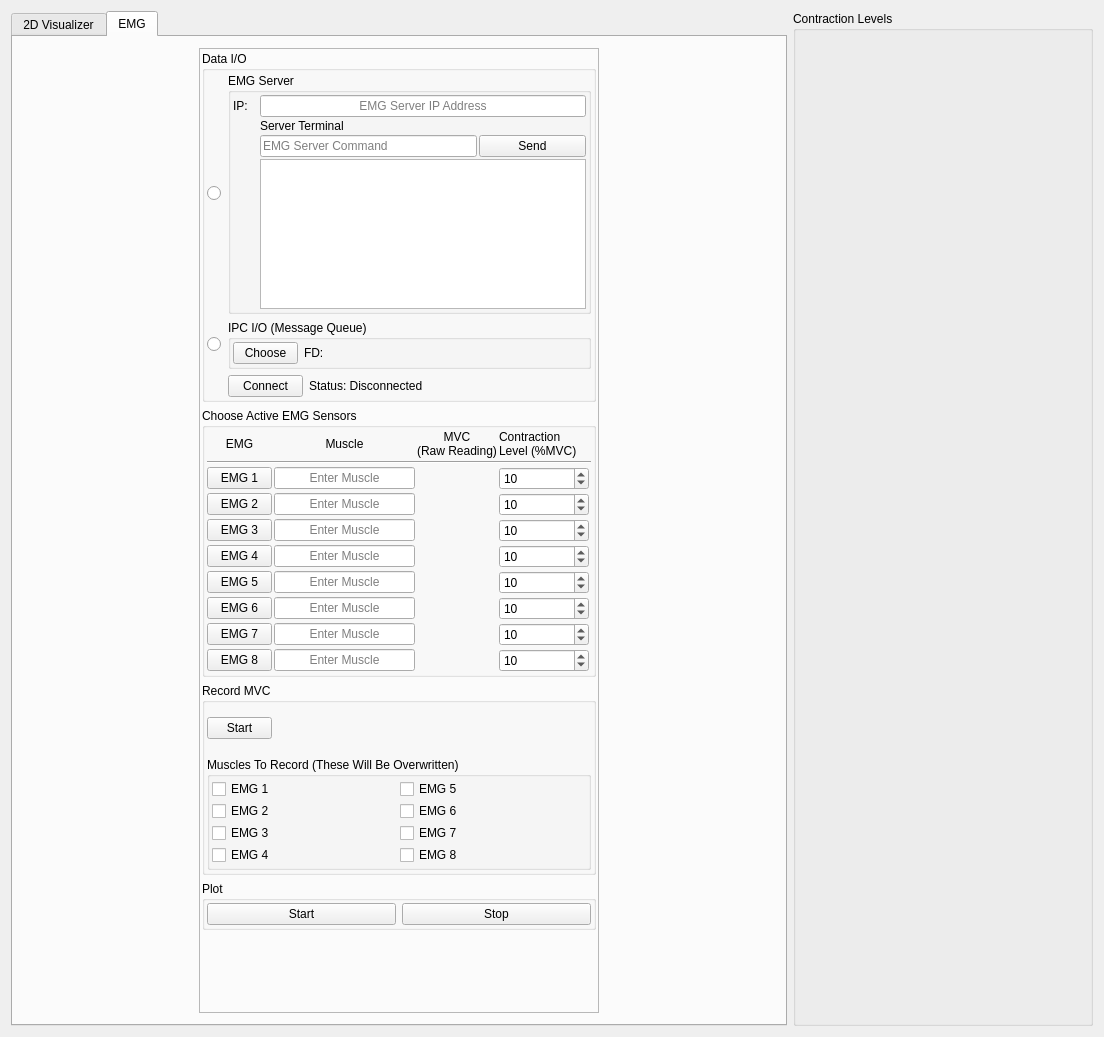
Before: the Qt Designer form visualizer_app.ui in FatemehZahedi/NMCHRL_Visualizer, drawn with Qt 5.
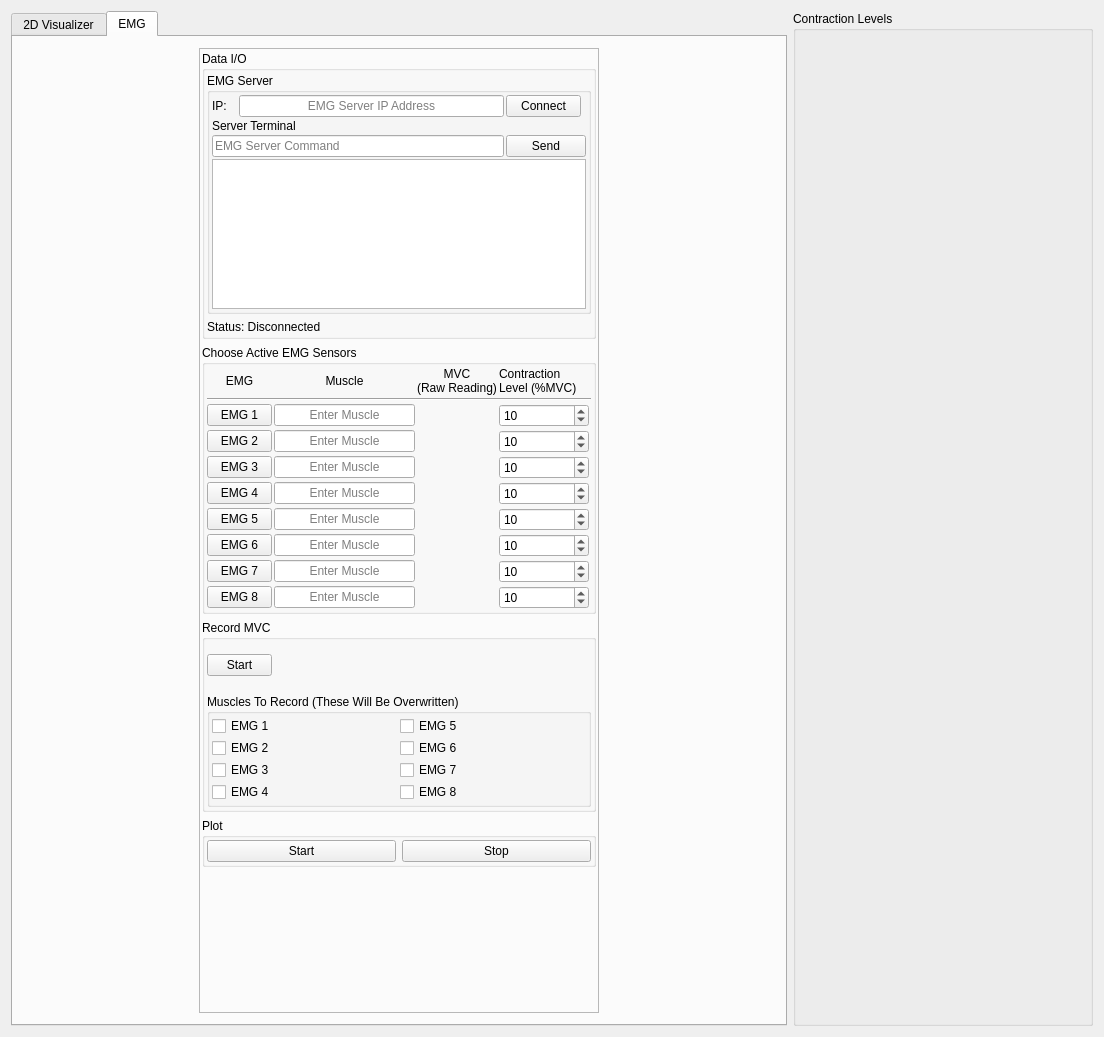
After: the same form once the commit is applied.

Commit message: re-writing emg client as a class

```diff
--- a/visualizer_app.ui
+++ b/visualizer_app.ui
@@ -1009,71 +1009,7 @@
                   <property name="bottomMargin">
                    <number>2</number>
                   </property>
-                  <item row="1" column="3" colspan="2">
-                   <widget class="QGroupBox" name="groupbox_emgipc">
-                    <property name="title">
-                     <string>IPC I/O (Message Queue)</string>
-                    </property>
-                    <layout class="QGridLayout" name="gridLayout_5">
-                     <property name="leftMargin">
-                      <number>2</number>
-                     </property>
-                     <property name="topMargin">
-                      <number>2</number>
-                     </property>
-                     <property name="rightMargin">
-                      <number>2</number>
-                     </property>
-                     <property name="bottomMargin">
-                      <number>2</number>
-                     </property>
-                     <item row="0" column="1">
-                      <widget class="QLabel" name="lbl_mqfd">
-                       <property name="font">
-                        <font>
-                         <pointsize>9</pointsize>
-                        </font>
-                       </property>
-                       <property name="text">
-                        <string>FD: </string>
-                       </property>
-                      </widget>
-                     </item>
-                     <item row="0" column="0">
-                      <widget class="QPushButton" name="btn_choosemqfd">
-                       <property name="maximumSize">
-                        <size>
-                         <width>65</width>
-                         <height>16777215</height>
-                        </size>
-                       </property>
-                       <property name="font">
-                        <font>
-                         <pointsize>9</pointsize>
-                        </font>
-                       </property>
-                       <property name="text">
-                        <string>Choose</string>
-                       </property>
-                      </widget>
-                     </item>
-                    </layout>
-                   </widget>
-                  </item>
-                  <item row="0" column="0">
-                   <widget class="QRadioButton" name="rbtn_emgserver">
-                    <property name="maximumSize">
-                     <size>
-                      <width>15</width>
-                      <height>16777215</height>
-                     </size>
-                    </property>
-                    <property name="text">
-                     <string/>
-                    </property>
-                   </widget>
-                  </item>
-                  <item row="0" column="3" colspan="2">
+                  <item row="0" column="2" colspan="2">
                    <widget class="QGroupBox" name="groupbox_emgserver">
                     <property name="title">
                      <string>EMG Server</string>
@@ -1094,25 +1030,7 @@
                      <property name="spacing">
                       <number>2</number>
                      </property>
-                     <item row="0" column="2" colspan="3">
-                      <widget class="QLineEdit" name="lineedit_ipaddress">
-                       <property name="font">
-                        <font>
-                         <pointsize>9</pointsize>
-                        </font>
-                       </property>
-                       <property name="text">
-                        <string/>
-                       </property>
-                       <property name="alignment">
-                        <set>Qt::AlignCenter</set>
-                       </property>
-                       <property name="placeholderText">
-                        <string>EMG Server IP Address</string>
-                       </property>
-                      </widget>
-                     </item>
-                     <item row="3" column="4">
+                     <item row="3" column="6">
                       <widget class="QPushButton" name="btn_sendservercmd">
                        <property name="font">
                         <font>
@@ -1142,31 +1060,7 @@
                        </property>
                       </widget>
                      </item>
-                     <item row="2" column="2" colspan="2">
-                      <widget class="QLabel" name="lbl_serverterminal">
-                       <property name="font">
-                        <font>
-                         <pointsize>9</pointsize>
-                        </font>
-                       </property>
-                       <property name="text">
-                        <string>Server Terminal</string>
-                       </property>
-                      </widget>
-                     </item>
-                     <item row="3" column="2" colspan="2">
-                      <widget class="QLineEdit" name="lineedit_servercmd">
-                       <property name="font">
-                        <font>
-                         <pointsize>9</pointsize>
-                        </font>
-                       </property>
-                       <property name="placeholderText">
-                        <string>EMG Server Command</string>
-                       </property>
-                      </widget>
-                     </item>
-                     <item row="4" column="2" colspan="3">
+                     <item row="4" column="1" colspan="6">
                       <widget class="QTextEdit" name="textedit_serverreplywindow">
                        <property name="minimumSize">
                         <size>
@@ -1190,41 +1084,70 @@
                        </property>
                       </widget>
                      </item>
+                     <item row="2" column="1" colspan="5">
+                      <widget class="QLabel" name="lbl_serverterminal">
+                       <property name="font">
+                        <font>
+                         <pointsize>9</pointsize>
+                        </font>
+                       </property>
+                       <property name="text">
+                        <string>Server Terminal</string>
+                       </property>
+                      </widget>
+                     </item>
+                     <item row="0" column="6">
+                      <widget class="QPushButton" name="btn_connectemgio">
+                       <property name="maximumSize">
+                        <size>
+                         <width>75</width>
+                         <height>16777215</height>
+                        </size>
+                       </property>
+                       <property name="font">
+                        <font>
+                         <pointsize>9</pointsize>
+                        </font>
+                       </property>
+                       <property name="text">
+                        <string>Connect</string>
+                       </property>
+                      </widget>
+                     </item>
+                     <item row="3" column="1" colspan="5">
+                      <widget class="QLineEdit" name="lineedit_servercmd">
+                       <property name="font">
+                        <font>
+                         <pointsize>9</pointsize>
+                        </font>
+                       </property>
+                       <property name="placeholderText">
+                        <string>EMG Server Command</string>
+                       </property>
+                      </widget>
+                     </item>
+                     <item row="0" column="2" colspan="4">
+                      <widget class="QLineEdit" name="lineedit_emgipaddress">
+                       <property name="font">
+                        <font>
+                         <pointsize>9</pointsize>
+                        </font>
+                       </property>
+                       <property name="text">
+                        <string/>
+                       </property>
+                       <property name="alignment">
+                        <set>Qt::AlignCenter</set>
+                       </property>
+                       <property name="placeholderText">
+                        <string>EMG Server IP Address</string>
+                       </property>
+                      </widget>
+                     </item>
                     </layout>
                    </widget>
                   </item>
-                  <item row="1" column="0">
-                   <widget class="QRadioButton" name="rbtn_emgipc">
-                    <property name="maximumSize">
-                     <size>
-                      <width>15</width>
-                      <height>16777215</height>
-                     </size>
-                    </property>
-                    <property name="text">
-                     <string/>
-                    </property>
-                   </widget>
-                  </item>
-                  <item row="3" column="3">
-                   <widget class="QPushButton" name="btn_connectemgio">
-                    <property name="maximumSize">
-                     <size>
-                      <width>75</width>
-                      <height>16777215</height>
-                     </size>
-                    </property>
-                    <property name="font">
-                     <font>
-                      <pointsize>9</pointsize>
-                     </font>
-                    </property>
-                    <property name="text">
-                     <string>Connect</string>
-                    </property>
-                   </widget>
-                  </item>
-                  <item row="3" column="4">
+                  <item row="2" column="2" colspan="2">
                    <widget class="QLabel" name="lbl_statusemgio">
                     <property name="font">
                      <font>
```
The commit also changes 1 other file.
